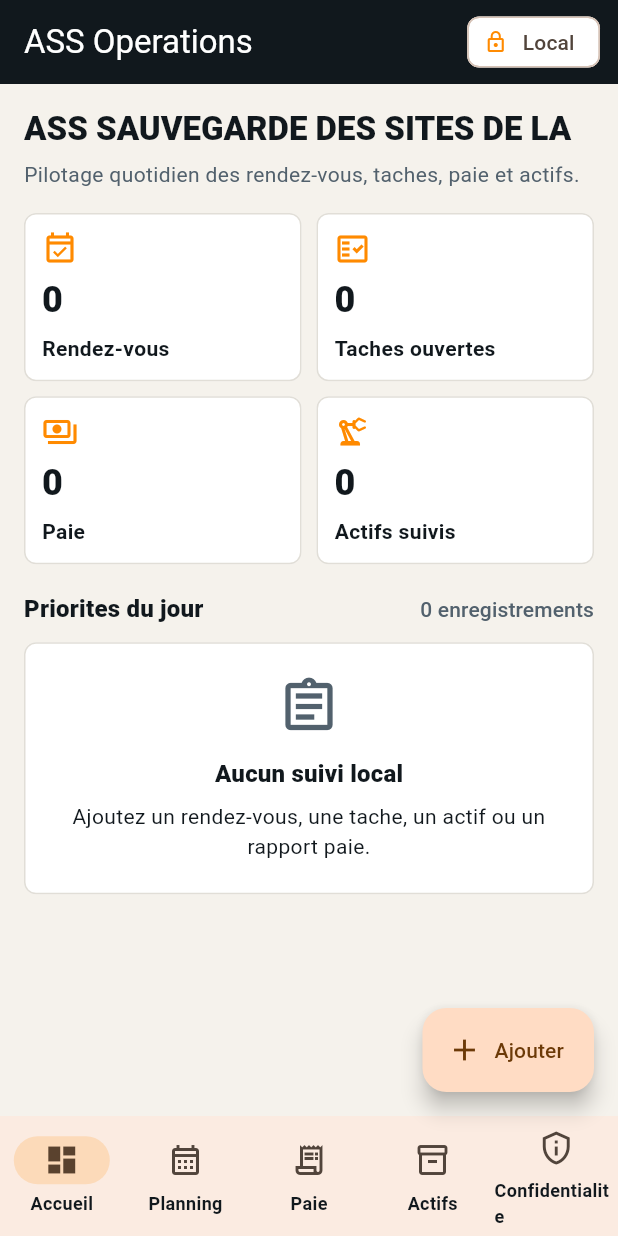
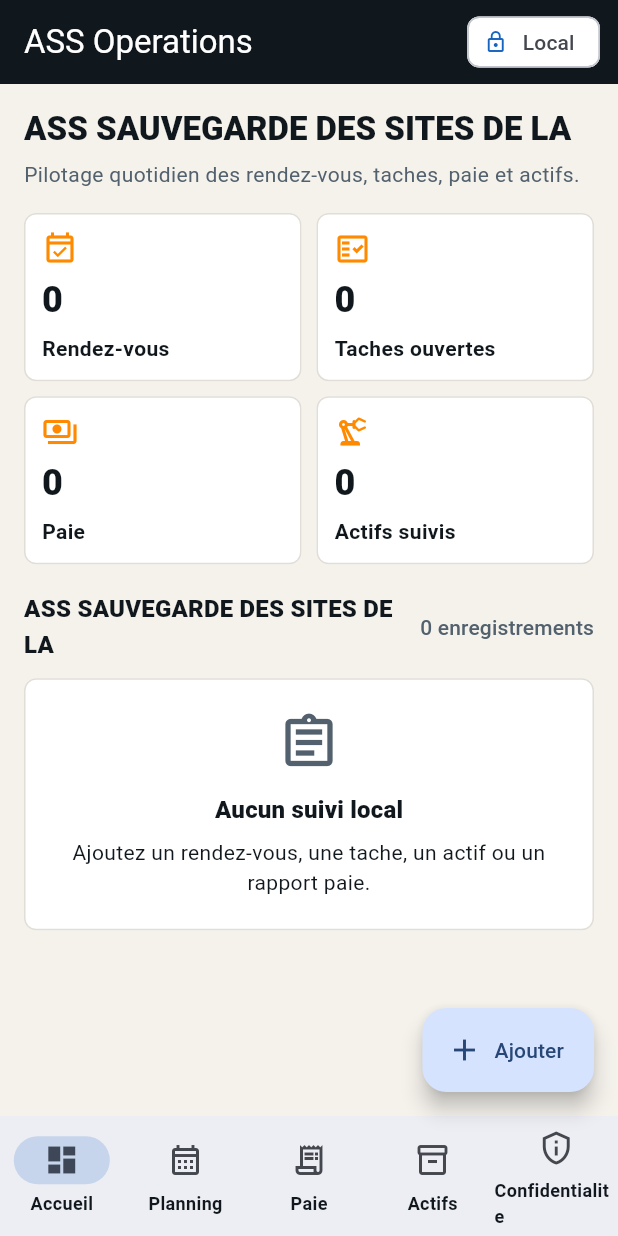
Before and after one commit to EOOrga/68d9d12912992303380194ff, a Flutter app: the screen it shows after launch, on a phone screen of 412 x 824 dp. Run offline on Flutter 3.47's test engine with Material 3 defaults, Android fonts, the light colour scheme and no system bars; our stand-ins replace shared_preferences.

Commit message:
Create Flutter variant com.giyklzyhiccr.ass_sauvegarde_sites

```diff
--- a/lib/main.dart
+++ b/lib/main.dart
@@ -298,9 +298,9 @@
 
   @override
   Widget build(BuildContext context) {
-    const primary = Color(0xFFFF8A00);
+    const primary = Color(0xFF1565C0);
     const charcoal = Color(0xFF11181D);
-    const steel = Color(0xFF52616D);
+    const steel = Color(0xFF558B2F);
     const paper = Color(0xFFF5F2EC);
 
     return MaterialApp(
@@ -508,7 +508,7 @@
         ),
         const SizedBox(height: 18),
         SectionHeader(
-          title: 'Priorites du jour',
+          title: 'ASS SAUVEGARDE DES SITES DE LA',
           trailing: '${store.items.length} enregistrements',
         ),
         const SizedBox(height: 10),
--- a/pubspec.yaml
+++ b/pubspec.yaml
@@ -27,5 +27,5 @@
 flutter_launcher_icons:
   android: true
   image_path: docs/icon.png
-  adaptive_icon_background: "#11181D"
+  adaptive_icon_background: "#8BC34A"
   adaptive_icon_foreground: docs/icon.png
```
Also changed, not shown: docs/icon.png, 11 other files.
